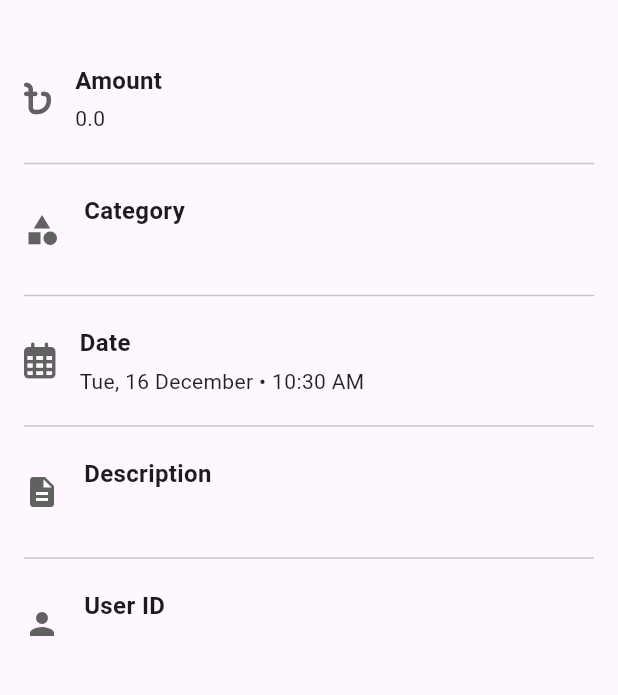
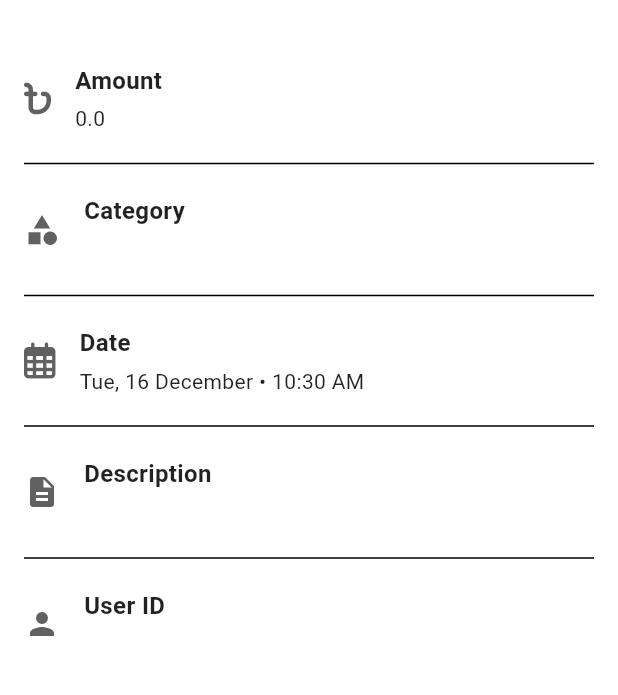
Before and after one commit to alxayeed/FinKeep, a Flutter app: the ExpenseDetailsScreen screen opened directly with empty values, on a phone screen of 412 x 824 dp, the part 63-758 px from its top. Run offline on Flutter 3.47's test engine with Material 3 defaults, Android fonts, the phone set to English and light mode, and no system bars; our stand-ins replace calendar_date_picker2, cloud_firestore, dartz, equatable, firebase_core, fl_chart and 8 more; missing offline and left inert: android_intent_plus, dotlottie_loader; accounts and stored records are empty; network calls fail.

Commit message:
ADD: local notification. Theme(in progress)

```diff
--- a/lib/core/routes/app_router.dart
+++ b/lib/core/routes/app_router.dart
@@ -1,6 +1,7 @@
 import 'package:flutter/material.dart';
 import 'package:go_router/go_router.dart';
 
+import '../../features/auth/presentation/screen/profile_screen.dart';
 import '../../features/expense/domain/entities/expense_entity.dart';
 import '../../features/expense/presentation/screens/expense_report_screen.dart';
 import '../../features/expense/presentation/screens/screens.dart';
@@ -9,6 +10,7 @@ import '../../features/lendings/presentation/screens/add_lending_screen.dart';
 import '../../features/lendings/presentation/screens/lending_details_screen.dart';
 import '../../features/lendings/presentation/screens/lending_list_screen.dart';
 import '../../features/lendings/presentation/screens/update_lending_screen.dart';
+import '../../main.dart';
 import '../common/home_scaffold.dart';
 
 class AppRoutes {
@@ -25,6 +27,9 @@ class AppRoutes {
   static const String lendingDetails = '/lendingDetails';
   static const String addLending = '/addLending';
   static const String updateLending = '/updateLending';
+
+  // Profile
+  static const String profile = '/profile';
 }
 
 // --------------------------------------------------------------------------
@@ -33,6 +38,7 @@ class AppRoutes {
 
 class AppRouter {
   static final GoRouter router = GoRouter(
+    navigatorKey: navigatorKey,
     initialLocation: AppRoutes.expenses,
     routes: [
       /// ----------------------------------------------------
@@ -65,6 +71,15 @@ class AppRouter {
             name: AppRoutes.expenseReport,
             pageBuilder: (context, state) => const NoTransitionPage(
               child: ExpenseReportScreen(),
+            ),
+          ),
+
+          // D. Profile Tab
+          GoRoute(
+            path: AppRoutes.profile,
+            name: AppRoutes.profile,
+            pageBuilder: (context, state) => const NoTransitionPage(
+              child: ProfileScreen(),
             ),
           ),
         ],
--- /dev/null
+++ b/lib/core/styles/app_themes.dart
@@ -0,0 +1,95 @@
+import 'package:flutter/material.dart';
+
+class AppThemes {
+  static ThemeData lightTheme = ThemeData(
+    primarySwatch: Colors.teal,
+    brightness: Brightness.light,
+    scaffoldBackgroundColor: Colors.white,
+    textSelectionTheme: const TextSelectionThemeData(
+      cursorColor: Colors.teal,
+      selectionColor: Colors.tealAccent,
+      selectionHandleColor: Colors.teal,
+    ),
+    colorScheme: ColorScheme.light(
+      primary: Colors.teal,
+      onPrimary: Colors.white,
+      onSurface: Colors.black87,
+    ),
+    elevatedButtonTheme: ElevatedButtonThemeData(
+      style: ElevatedButton.styleFrom(
+        backgroundColor: Colors.teal,
+        foregroundColor: Colors.white,
+      ),
+    ),
+    textButtonTheme: TextButtonThemeData(
+      style: TextButton.styleFrom(
+        foregroundColor: Colors.teal,
+      ),
+    ),
+    outlinedButtonTheme: OutlinedButtonThemeData(
+      style: OutlinedButton.styleFrom(
+        foregroundColor: Colors.teal,
+      ),
+    ),
+    switchTheme: SwitchThemeData(
+      thumbColor: WidgetStateProperty.all(Colors.teal),
+      trackColor: WidgetStateProperty.all(Colors.teal.withValues(alpha: 0.5)),
+    ),
+    checkboxTheme: CheckboxThemeData(
+      fillColor: WidgetStateProperty.all(Colors.teal),
+    ),
+    radioTheme: RadioThemeData(
+      fillColor: WidgetStateProperty.all(Colors.teal),
+    ),
+    dividerColor: Colors.grey.shade300,
+    listTileTheme: const ListTileThemeData(
+      iconColor: Colors.teal,
+    ),
+  );
+
+  static ThemeData darkTheme = ThemeData(
+    primarySwatch: Colors.teal,
+    brightness: Brightness.dark,
+    scaffoldBackgroundColor: Colors.black,
+    textSelectionTheme: const TextSelectionThemeData(
+      cursorColor: Colors.teal,
+      selectionColor: Colors.tealAccent,
+      selectionHandleColor: Colors.teal,
+    ),
+    colorScheme: ColorScheme.dark(
+      primary: Colors.teal,
+      onPrimary: Colors.white,
+      onSurface: Colors.white70,
+    ),
+    elevatedButtonTheme: ElevatedButtonThemeData(
+      style: ElevatedButton.styleFrom(
+        backgroundColor: Colors.teal,
+        foregroundColor: Colors.white,
+      ),
+    ),
+    textButtonTheme: TextButtonThemeData(
+      style: TextButton.styleFrom(
+        foregroundColor: Colors.teal,
+      ),
+    ),
+    outlinedButtonTheme: OutlinedButtonThemeData(
+      style: OutlinedButton.styleFrom(
+        foregroundColor: Colors.teal,
+      ),
+    ),
+    switchTheme: SwitchThemeData(
+      thumbColor: WidgetStateProperty.all(Colors.teal),
+      trackColor: WidgetStateProperty.all(Colors.teal.withValues(alpha: 0.5)),
+    ),
+    checkboxTheme: CheckboxThemeData(
+      fillColor: WidgetStateProperty.all(Colors.teal),
+    ),
+    radioTheme: RadioThemeData(
+      fillColor: WidgetStateProperty.all(Colors.teal),
+    ),
+    dividerColor: Colors.grey.shade700,
+    listTileTheme: const ListTileThemeData(
+      iconColor: Colors.teal,
+    ),
+  );
+}
--- a/pubspec.yaml
+++ b/pubspec.yaml
@@ -7,6 +7,7 @@ environment:
   sdk: '>=3.3.4 <4.0.0'
 
 dependencies:
+  android_intent_plus: ^6.0.0
   calendar_date_picker2: ^2.0.1
   cloud_firestore: ^5.6.5
   dartz: ^0.10.1
@@ -17,6 +18,7 @@ dependencies:
   flutter:
     sdk: flutter
   #  flutter_typeahead: ^5.0.2
+  flutter_local_notifications: ^19.5.0
   font_awesome_flutter: ^10.8.0
   freezed_annotation: ^3.1.0
   get: ^4.7.2
@@ -25,6 +27,8 @@ dependencies:
   #  local_auth: ^2.3.0
   json_annotation: ^4.9.0
   lottie: ^3.3.1
+  permission_handler: ^12.0.1
+  timezone: ^0.10.1
 
 dev_dependencies:
   flutter_test:
```
Also changed, not shown: lib/core/common/home_scaffold.dart (+14 -14 lines), lib/core/permissions/app_permission_handler.dart (added, +31 -0 lines), lib/features/auth/presentation/screen/profile_screen.dart (added, +253 -0 lines), lib/features/expense/services/expense_reminder_android.dart (added, +124 -0 lines), lib/features/expense/services/expense_reminder_ios.dart (added, +19 -0 lines), lib/features/expense/services/expense_reminder_service.dart (added, +23 -0 lines), lib/main.dart (+11 -4 lines), pubspec.lock, 2 other files.
